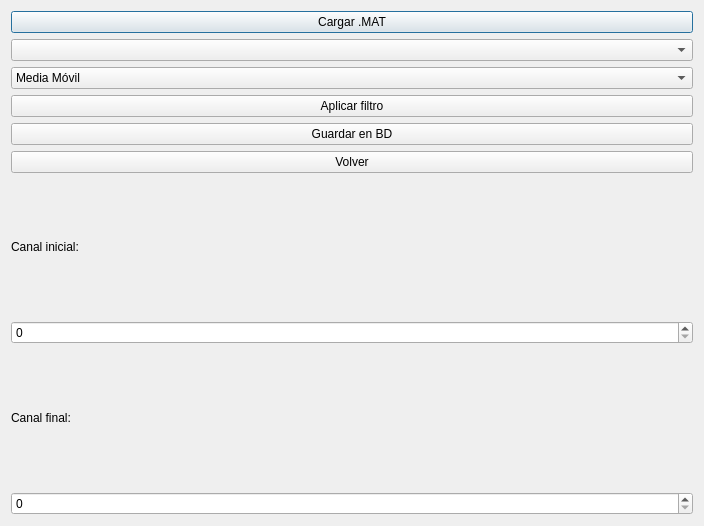
The window that VentanaMAT.ui (ISABELpolania18/ProyectoFinal29) describes before a commit, drawn with Qt 5.
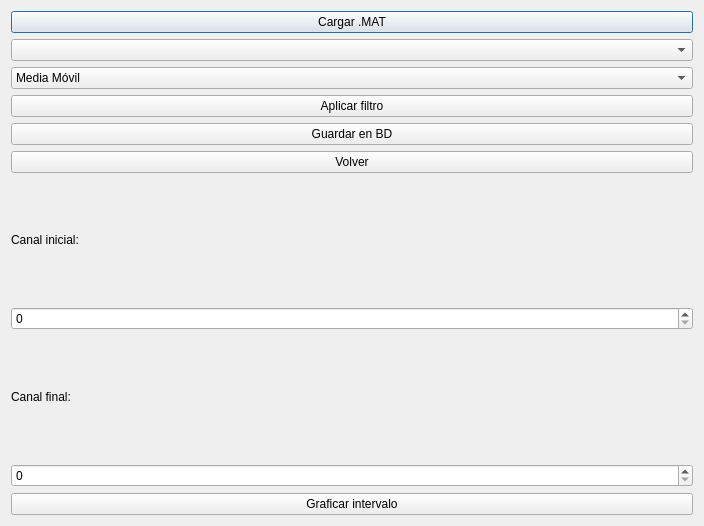
The same window after the commit.

```diff
--- a/VentanaMAT.ui
+++ b/VentanaMAT.ui
@@ -62,7 +62,7 @@
      </property>
     </widget>
    </item>
-  <item><widget class="QLabel" name="label_canalInicio"><property name="text"><string>Canal inicial:</string></property></widget></item><item><widget class="QSpinBox" name="canalInicio"><property name="minimum"><number>0</number></property><property name="maximum"><number>100</number></property></widget></item><item><widget class="QLabel" name="label_canalFin"><property name="text"><string>Canal final:</string></property></widget></item><item><widget class="QSpinBox" name="canalFin"><property name="minimum"><number>0</number></property><property name="maximum"><number>100</number></property></widget></item></layout>
+  <item><widget class="QLabel" name="label_canalInicio"><property name="text"><string>Canal inicial:</string></property></widget></item><item><widget class="QSpinBox" name="canalInicio"><property name="minimum"><number>0</number></property><property name="maximum"><number>100</number></property></widget></item><item><widget class="QLabel" name="label_canalFin"><property name="text"><string>Canal final:</string></property></widget></item><item><widget class="QSpinBox" name="canalFin"><property name="minimum"><number>0</number></property><property name="maximum"><number>100</number></property></widget></item><item><widget class="QPushButton" name="botonGraficarIntervalo"><property name="text"><string>Graficar intervalo</string></property></widget></item></layout>
  </widget>
  <resources />
  <connections />
```
Left out of the diff: 3 changed lines with no effect on the pictures.
